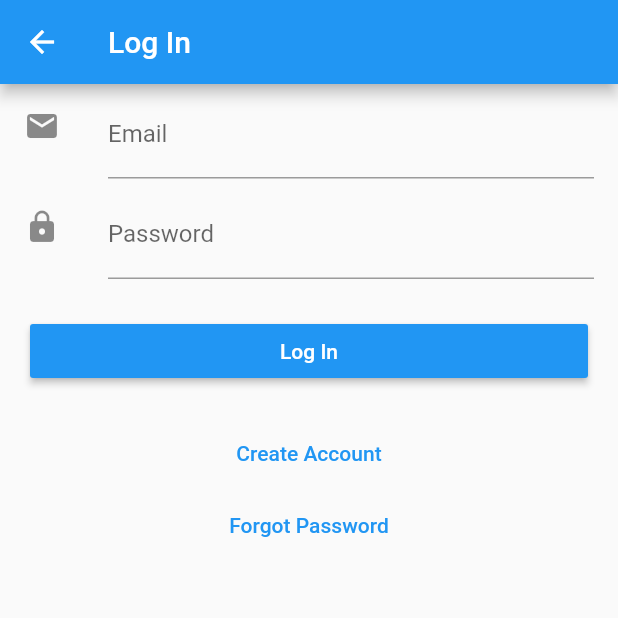
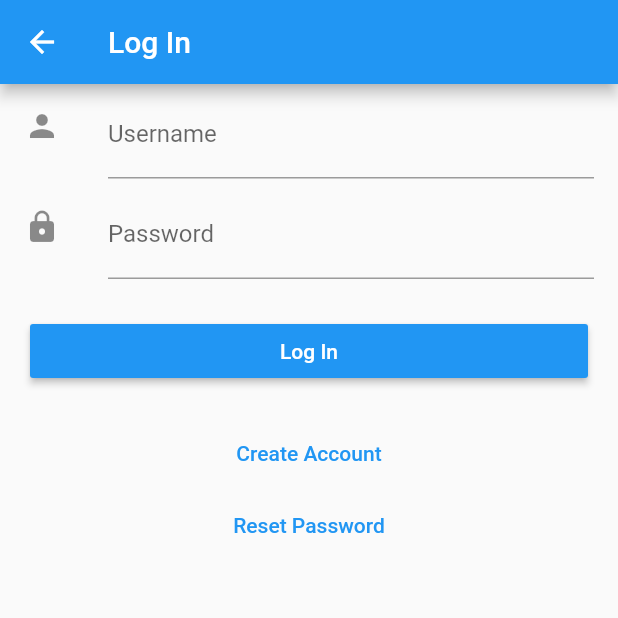
Before and after one commit to Rockwell-Holbrook/nursing_capstone, a Flutter app: the LoginForm screen opened by its route, after a tap on "Log In", on a phone screen of 412 x 824 dp, the top half of it. Run offline on Flutter 3.47's test engine with Material 2 defaults, Android fonts, the phone set to English and light mode, and no system bars; our stand-ins replace audioplayers, dio, file, flutter_bluetooth_serial, shared_preferences; missing offline and left inert: amazon_cognito_identity_dart, flutter_audio_recorder, oscilloscope; accounts and stored records are empty; project files that could hold a hidden picture were left out.

Commit message:
Login for Admins too

```diff
--- a/mobile/lib/data/user.dart
+++ b/mobile/lib/data/user.dart
@@ -20,21 +20,45 @@ class User{
     prefs = await SharedPreferences.getInstance();
     if (prefs != null) {
       customStore = new CustomStorage(prefs);
-      userPool = new CognitoUserPool(userPoolID, appClientID, storage: customStore);
       return true;
     } else {
       return false;
     }
   }
 
+  ///Updates the default user of this phone to be an admin
+  Future<bool> saveAsAdmin(String uname) async {
+    if(uname.contains('admin/')) {
+      await prefs.setString('admin', 'admin');
+    } else {
+      await prefs.setString('admin', '');
+    }
+    return true;
+  }
+
+  ///Checks local storage to see if the user is an admin
+  setUserType() {
+    String type = '';
+    String temp = prefs.getString('admin');
+    if(temp != null) {
+      type = temp;
+    }
+    if(type == 'admin') {
+      userPool = new CognitoUserPool(userPoolID, adminAppClientID, storage: customStore);
+    } else {
+      userPool = new CognitoUserPool(userPoolID, appClientID, storage: customStore);
+    }
+  }
+
   ///Registers a new gem user. If successful, returns true
-  Future<bool> register(String uname, String password) async {
+  Future<bool> register(String uname, String email, String password) async {
     bool ready = await init();
+    await saveAsAdmin(uname);
+    setUserType();
       if(ready) {
       final userAttributes = [
-        new AttributeArg(name: 'email', value: uname),
+        new AttributeArg(name: 'email', value: email),
       ];
-
       try {
         await userPool.signUp(uname, password, userAttributes: userAttributes);
         return true;
@@ -51,6 +75,8 @@ class User{
   ///If successful, returns JWTToken
   Future<String> authenticate(String username, String password) async {
     bool ready = await init();
+    await saveAsAdmin(username);
+    setUserType();
     if(ready) {
       final cognitoUser = new CognitoUser(username, userPool, storage: userPool.storage);
       final authDetails = new AuthenticationDetails(username: username, password: password);
@@ -83,6 +109,7 @@ class User{
 
   Future<bool> confirmEmail(String confirmationCode) async {
     bool ready = await init();
+    setUserType();
     if(ready) {
       final cognitoUser = new CognitoUser(username, userPool, storage: userPool.storage);
       bool registrationConfirmed = false;
@@ -112,6 +139,8 @@ class User{
   }
 
   Future<bool> checkActiveSession() async {
+    await init();
+    setUserType();
     final CognitoUser user = await userPool.getCurrentUser();
     if(user != null) {
       final session = await user.getSession();
@@ -123,6 +152,7 @@ class User{
   }
 
   Future<CognitoUserSession> getActiveSession() async {
+    setUserType();
     final CognitoUser user = await userPool.getCurrentUser();
     if(user != null) {
       final session = await user.getSession();
@@ -134,6 +164,8 @@ class User{
 
   Future<String> sendPasswordReset() async {
     bool ready = await init();
+    await saveAsAdmin(username);
+    setUserType();
     if(ready) {
       final cognitoUser = new CognitoUser(username, userPool, storage: userPool.storage);
       dynamic data;
--- a/mobile/lib/pages/login.dart
+++ b/mobile/lib/pages/login.dart
@@ -53,13 +53,13 @@ class _LoginFormState extends State<LoginForm>{
           child: new ListView(
             children: <Widget>[
               new ListTile(
-                leading: const Icon(Icons.email),
+                leading: const Icon(Icons.person),
                 title: new TextFormField(
                   decoration: new InputDecoration(
-                      hintText: 'email@domain.com', labelText: 'Email'),
-                  keyboardType: TextInputType.emailAddress,
-                  onSaved: (String email) {
-                    _user.username = email;
+                      hintText: 'myUsername', labelText: 'Username'),
+                  keyboardType: TextInputType.text,
+                  onSaved: (String username) {
+                    _user.username = username;
                   }
                 )
               ),
@@ -107,7 +107,7 @@ class _LoginFormState extends State<LoginForm>{
                 width: screenSize.width,
                 child: new FlatButton(
                   child: new Text(
-                    'Forgot Password',
+                    'Reset Password',
                     style: new TextStyle(color: Colors.blue),
                   ),
                   onPressed: () {
```
Also changed, not shown: mobile/lib/pages/loadScreen.dart (+6 -7 lines), mobile/lib/pages/sign_up.dart (+72 -62 lines).
